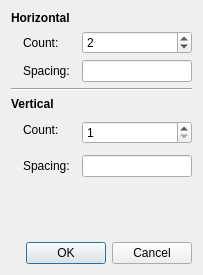
The window that cpcb/ui/LinearPatternDialog.ui (wagenadl/cschem) describes before a commit, drawn with Qt 5.
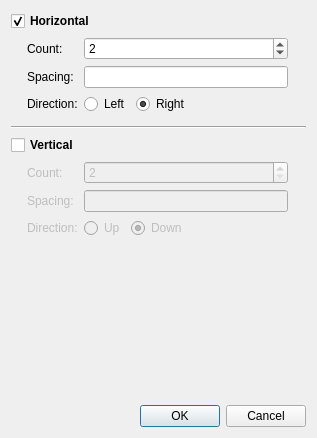
The same window after the commit. Custom widgets are drawn as their Qt base class.

Commit message: Make linear pattern more user-friendly

```diff
--- a/cpcb/ui/LinearPatternDialog.ui
+++ b/cpcb/ui/LinearPatternDialog.ui
@@ -6,8 +6,8 @@
    <rect>
     <x>0</x>
     <y>0</y>
-    <width>203</width>
-    <height>275</height>
+    <width>317</width>
+    <height>438</height>
    </rect>
   </property>
   <property name="windowTitle">
@@ -29,71 +29,147 @@
       <property name="bottomMargin">
        <number>0</number>
       </property>
-      <item row="0" column="0" colspan="2">
-       <widget class="QLabel" name="label">
-        <property name="font">
-         <font>
-          <weight>75</weight>
-          <bold>true</bold>
-         </font>
-        </property>
-        <property name="text">
-         <string>Horizontal</string>
-        </property>
-       </widget>
-      </item>
-      <item row="7" column="1">
-       <widget class="QLabel" name="label_6">
-        <property name="text">
-         <string>Count:</string>
-        </property>
-       </widget>
-      </item>
-      <item row="1" column="3">
-       <widget class="QSpinBox" name="hcount">
-        <property name="toolTip">
-         <string>Count includes the original</string>
-        </property>
-        <property name="minimum">
-         <number>1</number>
-        </property>
-        <property name="value">
-         <number>2</number>
-        </property>
-       </widget>
-      </item>
-      <item row="3" column="1">
-       <widget class="QLabel" name="label_3">
-        <property name="text">
-         <string>Spacing:</string>
-        </property>
-       </widget>
-      </item>
-      <item row="6" column="3" rowspan="4">
-       <widget class="QSpinBox" name="vcount">
-        <property name="toolTip">
-         <string>Count includes the original</string>
-        </property>
-        <property name="minimum">
-         <number>1</number>
-        </property>
-        <property name="value">
-         <number>1</number>
-        </property>
+      <item row="8" column="3">
+       <widget class="QWidget" name="widget_3" native="true">
+        <layout class="QHBoxLayout" name="horizontalLayout_2">
+         <property name="leftMargin">
+          <number>0</number>
+         </property>
+         <property name="topMargin">
+          <number>0</number>
+         </property>
+         <property name="rightMargin">
+          <number>0</number>
+         </property>
+         <property name="bottomMargin">
+          <number>0</number>
+         </property>
+        </layout>
        </widget>
       </item>
       <item row="3" column="3">
-       <widget class="DimSpinner" name="hspacing">
-        <property name="toolTip">
-         <string>Positive is to the right</string>
-        </property>
+       <widget class="QWidget" name="widget_2" native="true">
+        <layout class="QHBoxLayout" name="horizontalLayout">
+         <property name="leftMargin">
+          <number>0</number>
+         </property>
+         <property name="topMargin">
+          <number>0</number>
+         </property>
+         <property name="rightMargin">
+          <number>0</number>
+         </property>
+         <property name="bottomMargin">
+          <number>0</number>
+         </property>
+        </layout>
        </widget>
       </item>
-      <item row="1" column="1" colspan="2">
-       <widget class="QLabel" name="label_2">
-        <property name="text">
-         <string>Count:</string>
-        </property>
+      <item row="1" column="0">
+       <widget class="QWidget" name="widget_4" native="true">
+        <layout class="QGridLayout" name="gridLayout_2">
+         <property name="leftMargin">
+          <number>16</number>
+         </property>
+         <property name="topMargin">
+          <number>0</number>
+         </property>
+         <property name="rightMargin">
+          <number>0</number>
+         </property>
+         <property name="bottomMargin">
+          <number>0</number>
+         </property>
+         <item row="2" column="2">
+          <widget class="QWidget" name="widget_5" native="true">
+           <layout class="QHBoxLayout" name="horizontalLayout_3">
+            <property name="leftMargin">
+             <number>0</number>
+            </property>
+            <property name="topMargin">
+             <number>0</number>
+            </property>
+            <property name="rightMargin">
+             <number>0</number>
+            </property>
+            <property name="bottomMargin">
+             <number>0</number>
+            </property>
+            <item>
+             <widget class="QRadioButton" name="left">
+              <property name="text">
+               <string>Left</string>
+              </property>
+             </widget>
+            </item>
+            <item>
+             <widget class="QRadioButton" name="right">
+              <property name="text">
+               <string>Right</string>
+              </property>
+              <property name="checked">
+               <bool>true</bool>
+              </property>
+             </widget>
+            </item>
+            <item>
+             <spacer name="horizontalSpacer">
+              <property name="orientation">
+               <enum>Qt::Horizontal</enum>
+              </property>
+              <property name="sizeHint" stdset="0">
+               <size>
+                <width>40</width>
+                <height>20</height>
+               </size>
+              </property>
+             </spacer>
+            </item>
+           </layout>
+          </widget>
+         </item>
+         <item row="1" column="0" colspan="2">
+          <widget class="QLabel" name="label_3">
+           <property name="text">
+            <string>Spacing:</string>
+           </property>
+          </widget>
+         </item>
+         <item row="1" column="2" colspan="2">
+          <widget class="DimSpinner" name="hspacing">
+           <property name="toolTip">
+            <string/>
+           </property>
+          </widget>
+         </item>
+         <item row="0" column="0" colspan="2">
+          <widget class="QLabel" name="label_2">
+           <property name="text">
+            <string>Count:</string>
+           </property>
+          </widget>
+         </item>
+         <item row="0" column="2" colspan="2">
+          <widget class="QSpinBox" name="hcount">
+           <property name="toolTip">
+            <string>Count includes the original</string>
+           </property>
+           <property name="minimum">
+            <number>1</number>
+           </property>
+           <property name="value">
+            <number>2</number>
+           </property>
+          </widget>
+         </item>
+         <item row="2" column="0" colspan="2">
+          <widget class="QLabel" name="label_7">
+           <property name="text">
+            <string>Direction:</string>
+           </property>
+          </widget>
+         </item>
+        </layout>
        </widget>
       </item>
       <item row="4" column="0" colspan="4">
@@ -104,7 +180,7 @@
        </widget>
       </item>
       <item row="5" column="0" colspan="2">
-       <widget class="QLabel" name="label_4">
+       <widget class="QCheckBox" name="vertical">
         <property name="font">
          <font>
           <weight>75</weight>
@@ -116,18 +192,112 @@
         </property>
        </widget>
       </item>
-      <item row="10" column="3">
-       <widget class="DimSpinner" name="vspacing">
-        <property name="toolTip">
-         <string>Positive is to the right</string>
+      <item row="0" column="0" colspan="2">
+       <widget class="QCheckBox" name="horizontal">
+        <property name="font">
+         <font>
+          <weight>75</weight>
+          <bold>true</bold>
+         </font>
+        </property>
+        <property name="text">
+         <string>Horizontal</string>
+        </property>
+        <property name="checked">
+         <bool>true</bool>
         </property>
        </widget>
       </item>
-      <item row="10" column="1">
-       <widget class="QLabel" name="label_5">
-        <property name="text">
-         <string>Spacing:</string>
+      <item row="6" column="0">
+       <widget class="QWidget" name="widget_6" native="true">
+        <property name="enabled">
+         <bool>false</bool>
         </property>
+        <layout class="QGridLayout" name="gridLayout_3">
+         <property name="leftMargin">
+          <number>16</number>
+         </property>
+         <property name="topMargin">
+          <number>0</number>
+         </property>
+         <property name="rightMargin">
+          <number>0</number>
+         </property>
+         <property name="bottomMargin">
+          <number>0</number>
+         </property>
+         <item row="1" column="1" colspan="4">
+          <widget class="DimSpinner" name="vspacing">
+           <property name="toolTip">
+            <string/>
+           </property>
+          </widget>
+         </item>
+         <item row="2" column="3">
+          <spacer name="horizontalSpacer_2">
+           <property name="orientation">
+            <enum>Qt::Horizontal</enum>
+           </property>
+           <property name="sizeHint" stdset="0">
+            <size>
+             <width>40</width>
+             <height>20</height>
+            </size>
+           </property>
+          </spacer>
+         </item>
+         <item row="2" column="0">
+          <widget class="QLabel" name="label_8">
+           <property name="text">
+            <string>Direction:</string>
+           </property>
+          </widget>
+         </item>
+         <item row="2" column="1">
+          <widget class="QRadioButton" name="up">
+           <property name="text">
+            <string>Up</string>
+           </property>
+          </widget>
+         </item>
+         <item row="0" column="1" colspan="4">
+          <widget class="QSpinBox" name="vcount">
+           <property name="toolTip">
+            <string>Count includes the original</string>
+           </property>
+           <property name="minimum">
+            <number>2</number>
+           </property>
+           <property name="value">
+            <number>2</number>
+           </property>
+          </widget>
+         </item>
+         <item row="1" column="0">
+          <widget class="QLabel" name="label_5">
+           <property name="text">
+            <string>Spacing:</string>
+           </property>
+          </widget>
+         </item>
+         <item row="0" column="0">
+          <widget class="QLabel" name="label_6">
+           <property name="text">
+            <string>Count:</string>
+           </property>
+          </widget>
+         </item>
+         <item row="2" column="2">
+          <widget class="QRadioButton" name="down">
+           <property name="text">
+            <string>Down</string>
+           </property>
+           <property name="checked">
+            <bool>true</bool>
+           </property>
+          </widget>
+         </item>
+        </layout>
        </widget>
       </item>
      </layout>
```
Left out of the diff: 46 changed lines with no effect on the pictures. The commit also changes 1 other file.
